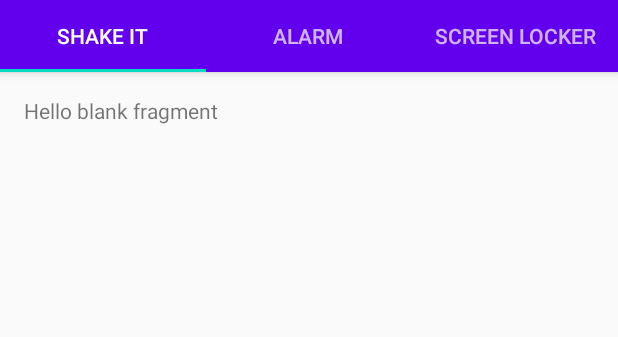
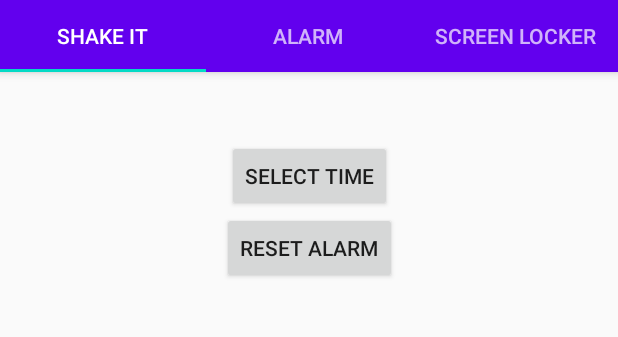
Before and after one commit to sharif-dev/HW2-Sensors, an Android app: the screen it shows after launch (MainActivity), on a phone screen of 412 x 824 dp, the part 89-426 px from its top. Run offline under Robolectric (Android 15) with nearby library versions, the phone set to English and light mode, and no system bars.

Commit message:
save and load alarm time

```diff
--- a/app/src/main/java/com/example/fulloffeatures/adapters/SectionsPagerAdapter.java
+++ b/app/src/main/java/com/example/fulloffeatures/adapters/SectionsPagerAdapter.java
@@ -32,9 +32,9 @@ public class SectionsPagerAdapter extends FragmentPagerAdapter {
     public Fragment getItem(int position) {
         switch (position) {
             case 0:
+                return new AlarmFragment();
+            case 1:
                 return new ShakeItFragment();
-            case 1:
-                return new AlarmFragment();
             default:
                 return new ScreenLockerFragment();
         }
--- a/app/src/main/java/com/example/fulloffeatures/fragments/AlarmFragment.java
+++ b/app/src/main/java/com/example/fulloffeatures/fragments/AlarmFragment.java
@@ -1,6 +1,8 @@
 package com.example.fulloffeatures.fragments;
 
+import android.app.Activity;
 import android.app.TimePickerDialog;
+import android.content.SharedPreferences;
 import android.os.Bundle;
 import android.view.LayoutInflater;
 import android.view.View;
@@ -13,6 +15,8 @@ import androidx.fragment.app.DialogFragment;
 import androidx.fragment.app.Fragment;
 
 import com.example.fulloffeatures.R;
+
+import java.util.Objects;
 
 
 /**
@@ -66,24 +70,56 @@ public class AlarmFragment extends Fragment {
                              Bundle savedInstanceState) {
         View view = inflater.inflate(R.layout.fragment_alarm, container, false);
         Button setAlarmButton = view.findViewById(R.id.button_time_select);
+        Button resetAlarmButton = view.findViewById(R.id.button_alarm_reset);
         final TextView alarmTimeText = view.findViewById(R.id.text_alarm_time);
+        int hour = loadTime("HOUR");
+        int minute = loadTime("MINUTE");
+        if (hour == -1 && minute == -1) {
+            alarmTimeText.setText("");
+        } else {
+            alarmTimeText.setText(getAlarmText(hour, minute));
+        }
         setAlarmButton.setOnClickListener(new View.OnClickListener() {
             @Override
             public void onClick(View v) {
                 DialogFragment timePicker = new TimePickerFragment(new TimePickerDialog.OnTimeSetListener() {
                     @Override
-                    public void onTimeSet(TimePicker view, int hourOfDay, int minute) {
-                        alarmTimeText.setText(getAlarmText(hourOfDay, minute));
+                    public void onTimeSet(TimePicker view, int hour, int minute) {
+                        alarmTimeText.setText(getAlarmText(hour, minute));
+                        saveTime(hour, minute);
                     }
                 });
                 timePicker.show(getChildFragmentManager(), "timePicker");
 
             }
         });
+
+        resetAlarmButton.setOnClickListener(new View.OnClickListener() {
+            @Override
+            public void onClick(View v) {
+                alarmTimeText.setText("");
+                saveTime(-1, -1);
+            }
+        });
+
         return view;
     }
 
     private String getAlarmText(int hour, int minute) {
         return String.format("Alarm: %02d:%02d", hour, minute);
     }
+
+    private void saveTime(int hour, int minute) {
+        SharedPreferences preference = Objects.requireNonNull(this.getActivity()).getPreferences(Activity.MODE_PRIVATE);
+        SharedPreferences.Editor editor = preference.edit();
+        editor.putInt("ALARM_HOUR", hour);
+        editor.putInt("ALARM_MINUTE", minute);
+        editor.apply();
+    }
+
+    private int loadTime(String key) {
+        SharedPreferences settings = Objects.requireNonNull(this.getActivity()).getPreferences(Activity.MODE_PRIVATE);
+        return settings.getInt("ALARM_" + key, -1);
+    }
+
 }
--- a/app/src/main/res/layout/fragment_alarm.xml
+++ b/app/src/main/res/layout/fragment_alarm.xml
@@ -11,6 +11,7 @@
 
     <TextView
         android:id="@+id/text_alarm_time"
+        style="@style/TextAppearance.AppCompat.Large"
         android:layout_width="wrap_content"
         android:layout_height="wrap_content"
         app:layout_constraintLeft_toLeftOf="parent"
@@ -22,9 +23,18 @@
         android:id="@+id/button_time_select"
         android:layout_width="wrap_content"
         android:layout_height="wrap_content"
-        android:text="@string/set_alarm"
+        android:text="@string/time_select"
         app:layout_constraintLeft_toLeftOf="parent"
         app:layout_constraintRight_toRightOf="parent"
         app:layout_constraintTop_toBottomOf="@id/text_alarm_time" />
 
+    <Button
+        android:id="@+id/button_alarm_reset"
+        android:layout_width="wrap_content"
+        android:layout_height="wrap_content"
+        android:text="@string/alarm_reset"
+        app:layout_constraintLeft_toLeftOf="parent"
+        app:layout_constraintRight_toRightOf="parent"
+        app:layout_constraintTop_toBottomOf="@id/button_time_select" />
+
 </androidx.constraintlayout.widget.ConstraintLayout>
--- a/app/src/main/res/values/strings.xml
+++ b/app/src/main/res/values/strings.xml
@@ -7,4 +7,5 @@
     <!-- TODO: Remove or change this placeholder text -->
     <string name="hello_blank_fragment">Hello blank fragment</string>
     <string name="time_select">Select Time</string>
+    <string name="alarm_reset">Reset Alarm</string>
 </resources>
```
